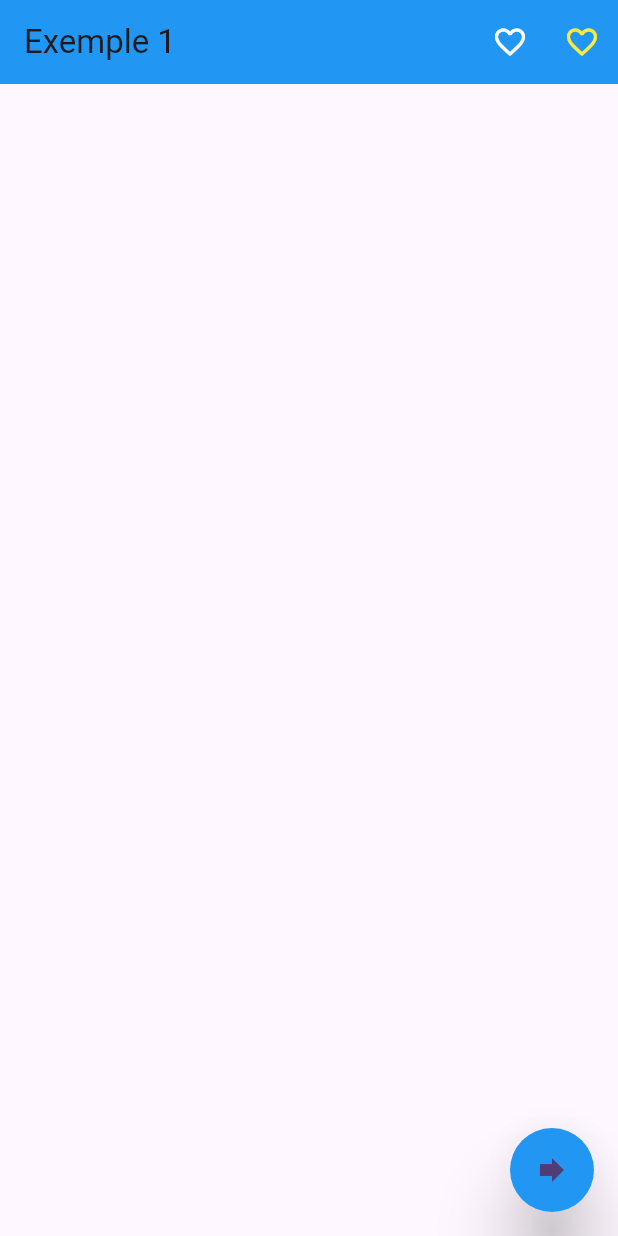
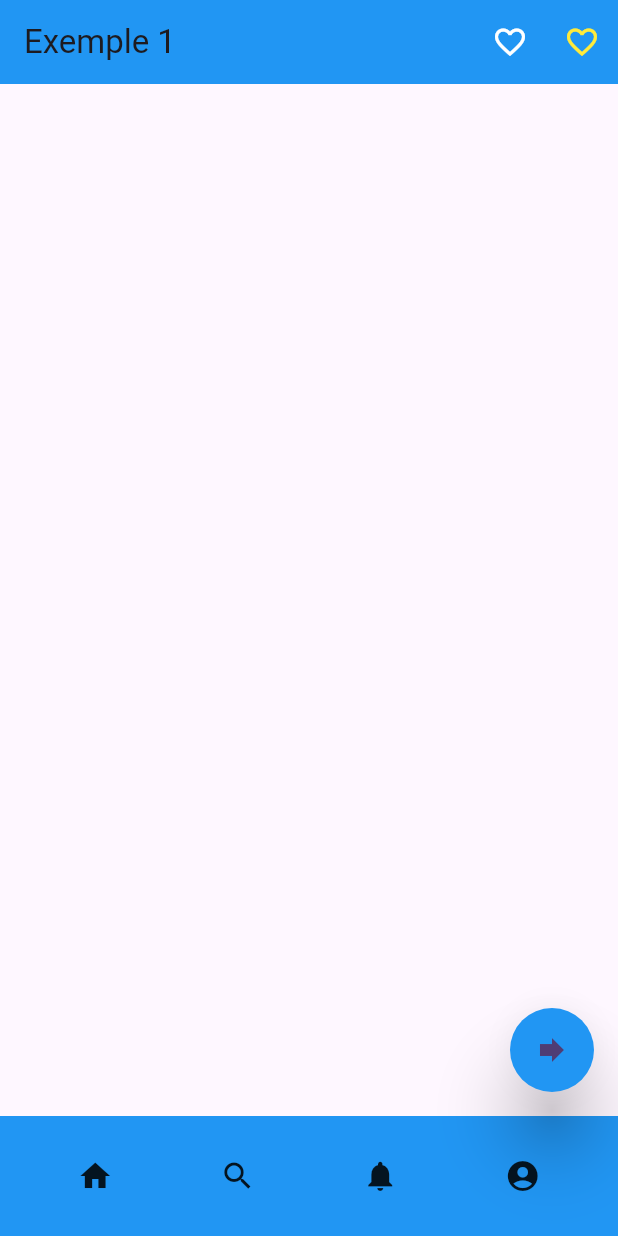
Before and after one commit to cerveau08/Uadb_mobile, a Flutter app: the screen it shows after launch, on a phone screen of 412 x 824 dp. Run offline on Flutter 3.47's test engine with Material 3 defaults, Android fonts, the phone set to English and light mode, and no system bars.

Commit message:
implementation du bottomNavigationBar avec BottomAppBar

```diff
--- a/lib/main.dart
+++ b/lib/main.dart
@@ -52,10 +52,27 @@ class _MyHomePageState extends State<MyHomePage> {
         child: Icon(Icons.forward),
         backgroundColor: Colors.blue,
         tooltip: 'Next',
-        shape: CircleBorder(),
+        shape: const CircleBorder(),
         elevation: 20.0,
       ),
       floatingActionButtonLocation: FloatingActionButtonLocation.endFloat,
+      bottomNavigationBar: BottomAppBar(
+          color: Colors.blue,
+          child: Container(
+            height: 50,
+            child: const Row(
+              mainAxisAlignment: MainAxisAlignment.spaceAround,
+              children: <Widget>[
+                Icon(
+                  Icons.home,
+                  semanticLabel: "Home",
+                ),
+                Icon(Icons.search),
+                Icon(Icons.notifications),
+                Icon(Icons.account_circle),
+              ],
+            ),
+          )),
     );
   }
 
```
